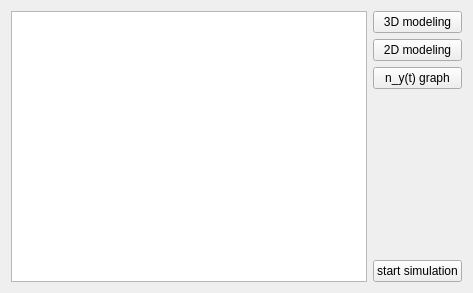
Yegres5/diploma, file AcceptableKDialog/resultframe.ui: the form before one commit.
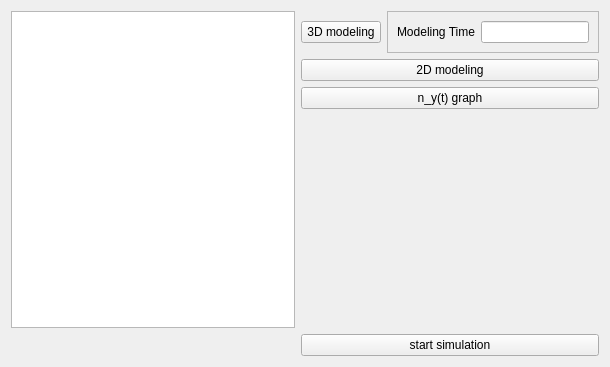
The form after the commit.

Commit message: Added modeling time edit

```diff
--- a/AcceptableKDialog/resultframe.ui
+++ b/AcceptableKDialog/resultframe.ui
@@ -6,21 +6,96 @@
    <rect>
     <x>0</x>
     <y>0</y>
-    <width>473</width>
-    <height>293</height>
+    <width>610</width>
+    <height>367</height>
    </rect>
   </property>
   <property name="windowTitle">
    <string>Frame</string>
   </property>
   <layout class="QGridLayout" name="gridLayout">
+   <item row="0" column="0" rowspan="4">
+    <widget class="QTableWidget" name="table_results">
+     <property name="minimumSize">
+      <size>
+       <width>200</width>
+       <height>0</height>
+      </size>
+     </property>
+     <property name="focusPolicy">
+      <enum>Qt::NoFocus</enum>
+     </property>
+     <property name="selectionMode">
+      <enum>QAbstractItemView::ExtendedSelection</enum>
+     </property>
+    </widget>
+   </item>
    <item row="0" column="1">
-    <widget class="QPushButton" name="button_start3dModeling">
+    <layout class="QHBoxLayout" name="modeling3dLayout">
+     <item>
+      <widget class="QPushButton" name="button_start3dModeling">
+       <property name="focusPolicy">
+        <enum>Qt::NoFocus</enum>
+       </property>
+       <property name="text">
+        <string>3D modeling</string>
+       </property>
+      </widget>
+     </item>
+     <item>
+      <widget class="QFrame" name="TimeFrame">
+       <property name="frameShape">
+        <enum>QFrame::StyledPanel</enum>
+       </property>
+       <property name="frameShadow">
+        <enum>QFrame::Raised</enum>
+       </property>
+       <layout class="QHBoxLayout" name="horizontalLayout">
+        <item>
+         <widget class="QLabel" name="Label_modelingTime">
+          <property name="sizePolicy">
+           <sizepolicy hsizetype="Preferred" vsizetype="Minimum">
+            <horstretch>0</horstretch>
+            <verstretch>0</verstretch>
+           </sizepolicy>
+          </property>
+          <property name="text">
+           <string>Modeling Time</string>
+          </property>
+         </widget>
+        </item>
+        <item>
+         <widget class="QLineEdit" name="Edit_modelingTime">
+          <property name="sizePolicy">
+           <sizepolicy hsizetype="Minimum" vsizetype="Fixed">
+            <horstretch>0</horstretch>
+            <verstretch>0</verstretch>
+           </sizepolicy>
+          </property>
+         </widget>
+        </item>
+       </layout>
+      </widget>
+     </item>
+    </layout>
+   </item>
+   <item row="1" column="1">
+    <widget class="QPushButton" name="button_start2dModeling">
      <property name="focusPolicy">
       <enum>Qt::NoFocus</enum>
      </property>
      <property name="text">
-      <string>3D modeling</string>
+      <string>2D modeling</string>
+     </property>
+    </widget>
+   </item>
+   <item row="2" column="1">
+    <widget class="QPushButton" name="button_draw_ny">
+     <property name="focusPolicy">
+      <enum>Qt::NoFocus</enum>
+     </property>
+     <property name="text">
+      <string>n_y(t) graph</string>
      </property>
     </widget>
    </item>
@@ -37,16 +112,6 @@
      </property>
     </spacer>
    </item>
-   <item row="1" column="1">
-    <widget class="QPushButton" name="button_start2dModeling">
-     <property name="focusPolicy">
-      <enum>Qt::NoFocus</enum>
-     </property>
-     <property name="text">
-      <string>2D modeling</string>
-     </property>
-    </widget>
-   </item>
    <item row="4" column="1">
     <widget class="QPushButton" name="button_startSimulate">
      <property name="focusPolicy">
@@ -57,32 +122,6 @@
      </property>
     </widget>
    </item>
-   <item row="0" column="0" rowspan="5">
-    <widget class="QTableWidget" name="table_results">
-     <property name="minimumSize">
-      <size>
-       <width>0</width>
-       <height>0</height>
-      </size>
-     </property>
-     <property name="focusPolicy">
-      <enum>Qt::NoFocus</enum>
-     </property>
-     <property name="selectionMode">
-      <enum>QAbstractItemView::ExtendedSelection</enum>
-     </property>
-    </widget>
-   </item>
-   <item row="2" column="1">
-    <widget class="QPushButton" name="button_draw_ny">
-     <property name="focusPolicy">
-      <enum>Qt::NoFocus</enum>
-     </property>
-     <property name="text">
-      <string>n_y(t) graph</string>
-     </property>
-    </widget>
-   </item>
   </layout>
  </widget>
  <resources/>
```
The commit also changes 7 other files.
